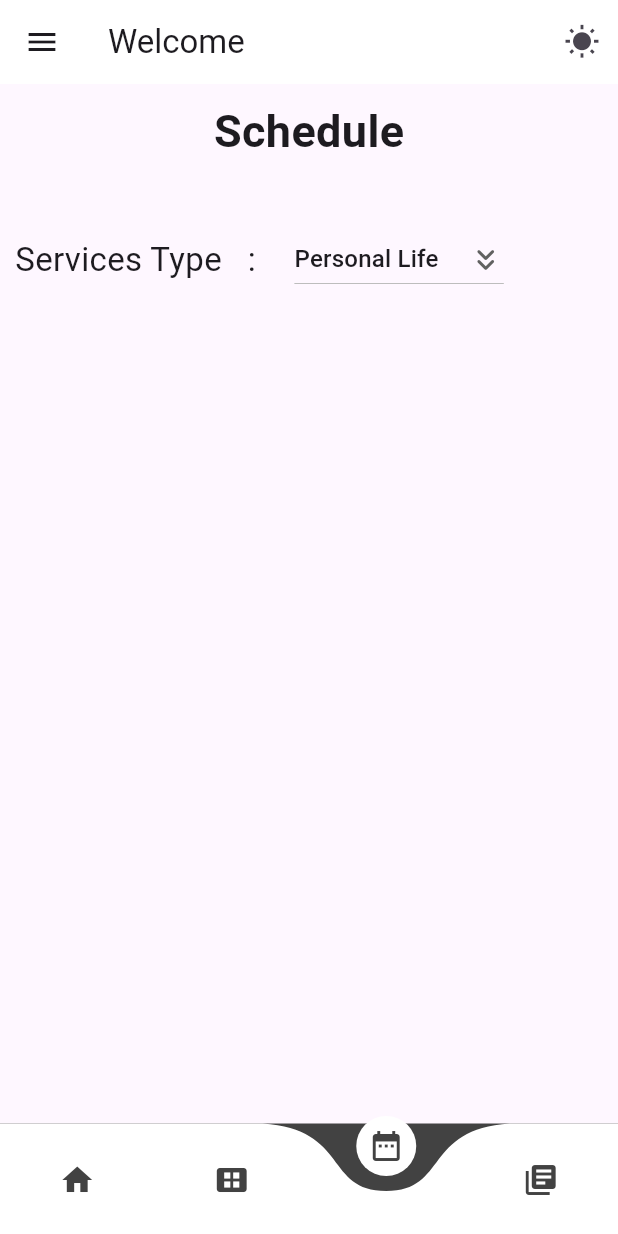
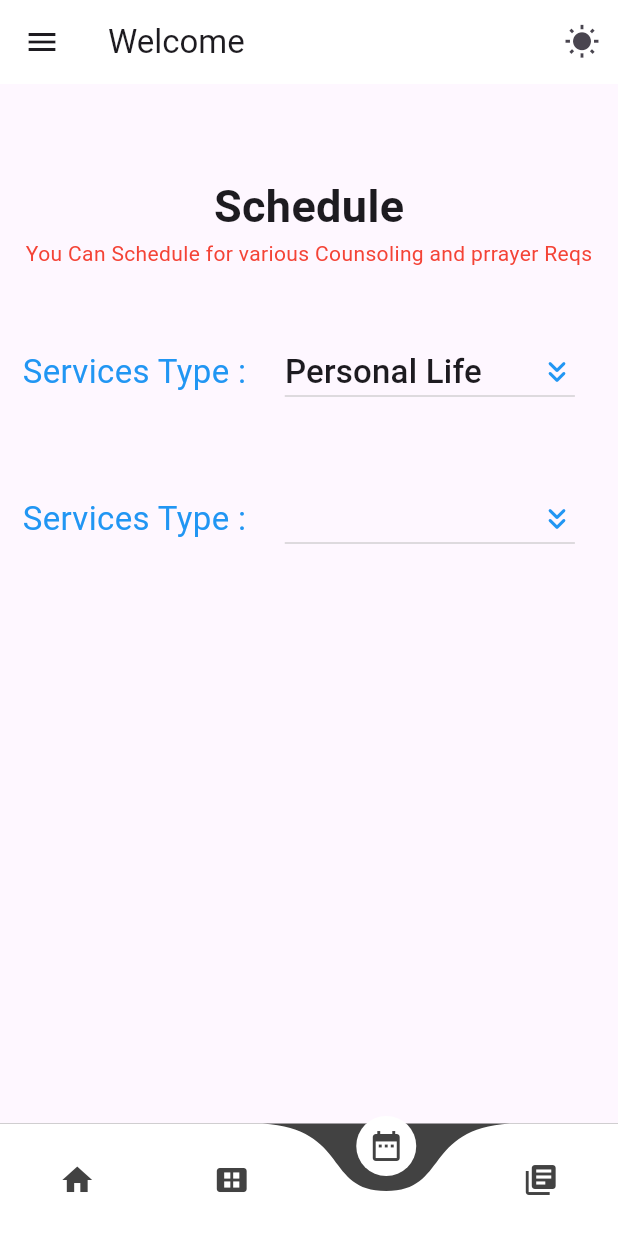
Before and after one commit to yosefsahle/Christ_Like, a Flutter app: the screen it shows after launch, item 3 of the bottom bar chosen, on a phone screen of 412 x 824 dp. Run offline on Flutter 3.47's test engine with Material 3 defaults, Android fonts, the light colour scheme and no system bars; drawn by our look-alikes of curved_navigation_bar; our stand-ins replace progress_indicators; network calls fail.

Commit message:
schedule page

```diff
--- a/lib/pages/schedule.dart
+++ b/lib/pages/schedule.dart
@@ -9,6 +9,15 @@ class SchedulePage extends StatefulWidget {
 
 class _SchedulePageState extends State<SchedulePage> {
   String dropdownValue = 'Personal Life';
+
+  bool display(String text) {
+    if (text == 'Personal Life') {
+      return true;
+    } else {
+      return false;
+    }
+  }
+
   @override
   Widget build(BuildContext context) {
     return Padding(
@@ -16,25 +25,39 @@ class _SchedulePageState extends State<SchedulePage> {
         child: Center(
           child: Column(
             children: [
+              const SizedBox(
+                height: 50,
+              ),
               const Text(
                 'Schedule',
                 style: TextStyle(fontSize: 30, fontWeight: FontWeight.bold),
               ),
+              const Center(
+                child: Text(
+                  'You Can Schedule for various Counsoling and prrayer Reqs',
+                  style: TextStyle(color: Colors.red),
+                ),
+              ),
               const SizedBox(
                 height: 40,
               ),
-              Row(
+              Padding(
+                padding: const EdgeInsets.all(5),
+                child: Row(
                   children: [
                     const Text(
-                    'Services Type   : ',
-                    style: TextStyle(fontSize: 22),
+                      'Services Type : ',
+                      style: TextStyle(fontSize: 22, color: Colors.blue),
                     ),
                     const SizedBox(
                       width: 20,
                     ),
                     DropdownButton<String>(
                       value: dropdownValue,
-                    icon: const Icon(Icons.keyboard_double_arrow_down_rounded),
+                      icon: const Icon(
+                        Icons.keyboard_double_arrow_down_rounded,
+                        color: Colors.blue,
+                      ),
                       onChanged: (String? newValue) {
                         setState(() {
                           dropdownValue = newValue!;
@@ -43,24 +66,100 @@ class _SchedulePageState extends State<SchedulePage> {
                       items: const [
                         DropdownMenuItem<String>(
                           value: 'Personal Life',
-                        child: Text('Personal Life'),
+                          child: Text(
+                            'Personal Life',
+                            style: TextStyle(fontSize: 22),
+                          ),
                         ),
                         DropdownMenuItem<String>(
                           value: 'Marrage Life',
-                        child: Text('Marrage Life'),
+                          child: Text(
+                            'Marrage Life',
+                            style: TextStyle(fontSize: 22),
+                          ),
                         ),
                         DropdownMenuItem<String>(
                           value: 'Ministry',
-                        child: Text('MInistry'),
+                          child: Text(
+                            'Ministry',
+                            style: TextStyle(fontSize: 22),
+                          ),
                         ),
                         DropdownMenuItem<String>(
                           value: 'Personal Prayer',
-                        child: Text('Personal Prayer'),
+                          child: Text(
+                            'Personal Prayer  ',
+                            style: TextStyle(fontSize: 22),
+                          ),
                         ),
                       ],
                     ),
                   ],
                 ),
+              ),
+              const SizedBox(
+                height: 40,
+              ),
+              // second Selection if the user selects Persona life
+              Visibility(
+                visible: display(dropdownValue),
+                child: Padding(
+                  padding: const EdgeInsets.all(5),
+                  child: Row(
+                    children: [
+                      const Text(
+                        'Services Type : ',
+                        style: TextStyle(fontSize: 22, color: Colors.blue),
+                      ),
+                      const SizedBox(
+                        width: 20,
+                      ),
+                      DropdownButton<String>(
+                        value: dropdownValue,
+                        icon: const Icon(
+                          Icons.keyboard_double_arrow_down_rounded,
+                          color: Colors.blue,
+                        ),
+                        onChanged: (String? newValue) {
+                          setState(() {
+                            dropdownValue = newValue!;
+                          });
+                        },
+                        items: const [
+                          DropdownMenuItem<String>(
+                            value: 'Prayer',
+                            child: Text(
+                              'Prayer',
+                              style: TextStyle(fontSize: 22),
+                            ),
+                          ),
+                          DropdownMenuItem<String>(
+                            value: 'Marrage Life',
+                            child: Text(
+                              'Marrage Life',
+                              style: TextStyle(fontSize: 22),
+                            ),
+                          ),
+                          DropdownMenuItem<String>(
+                            value: 'Ministry',
+                            child: Text(
+                              'MInistry',
+                              style: TextStyle(fontSize: 22),
+                            ),
+                          ),
+                          DropdownMenuItem<String>(
+                            value: 'Personal Prayer',
+                            child: Text(
+                              'Personal Prayer  ',
+                              style: TextStyle(fontSize: 22),
+                            ),
+                          ),
+                        ],
+                      ),
+                    ],
+                  ),
+                ),
+              )
             ],
           ),
         ));
```
Lines whose indentation alone changed are shown as unchanged.
